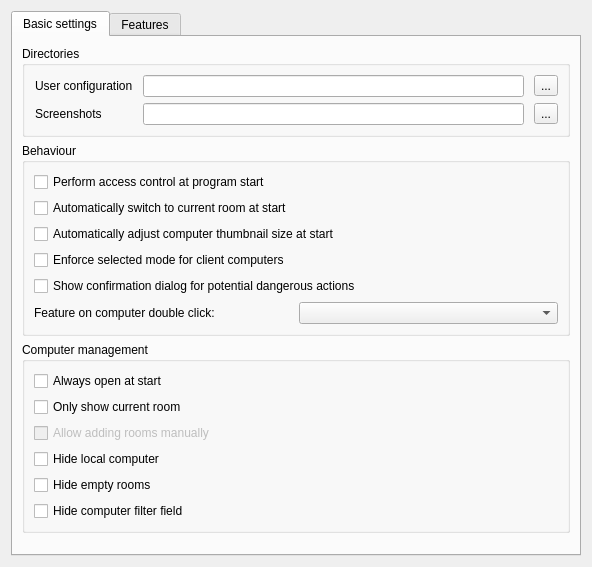
veyon/veyon, file configurator/forms/MasterConfigurationPage.ui: the form before one commit.
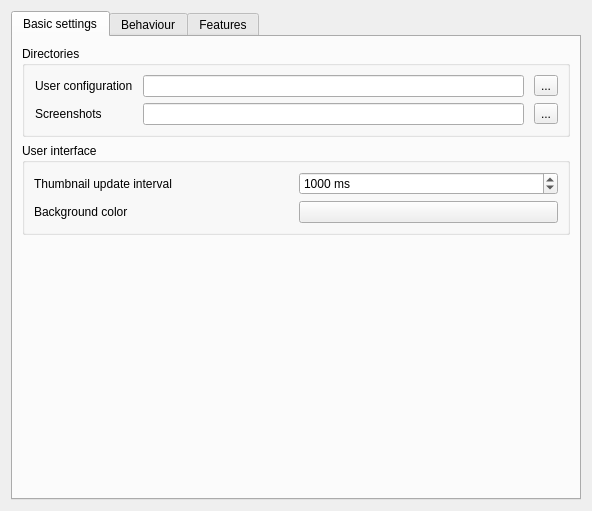
The form after the commit. Icons and pictures are not drawn.

Commit message:
Configurator: Master: add widgets for new properties
The newly introduced computer monitoring background color and update
interval need to have corresponding widgets in the
MasterConfigurationPage.

What changed in the file:
```diff
--- a/configurator/forms/MasterConfigurationPage.ui
+++ b/configurator/forms/MasterConfigurationPage.ui
@@ -74,56 +74,101 @@
         </widget>
        </item>
        <item>
-        <widget class="QGroupBox" name="groupBox_3">
+        <widget class="QGroupBox" name="groupBox_4">
          <property name="title">
-          <string>Behaviour</string>
+          <string>User interface</string>
          </property>
-         <layout class="QGridLayout" name="gridLayout" columnstretch="0,0">
-          <item row="5" column="1">
-           <widget class="QComboBox" name="computerDoubleClickFeature"/>
-          </item>
-          <item row="3" column="0" colspan="2">
-           <widget class="QCheckBox" name="enforceSelectedModeForClients">
+         <layout class="QGridLayout" name="gridLayout_2">
+          <item row="1" column="0">
+           <widget class="QLabel" name="label_6">
             <property name="text">
-             <string>Enforce selected mode for client computers</string>
+             <string>Background color</string>
             </property>
            </widget>
           </item>
-          <item row="5" column="0">
-           <widget class="QLabel" name="label_3">
+          <item row="0" column="0">
+           <widget class="QLabel" name="label_7">
             <property name="text">
-             <string>Feature on computer double click:</string>
+             <string>Thumbnail update interval</string>
             </property>
            </widget>
           </item>
-          <item row="2" column="0" colspan="2">
-           <widget class="QCheckBox" name="autoAdjustGridSize">
-            <property name="text">
-             <string>Automatically adjust computer thumbnail size at start</string>
+          <item row="0" column="1">
+           <widget class="QSpinBox" name="computerMonitoringUpdateInterval">
+            <property name="suffix">
+             <string> ms</string>
             </property>
-           </widget>
-          </item>
-          <item row="1" column="0" colspan="2">
-           <widget class="QCheckBox" name="autoSwitchToCurrentRoom">
-            <property name="text">
-             <string>Automatically switch to current room at start</string>
+            <property name="minimum">
+             <number>500</number>
             </property>
+            <property name="maximum">
+             <number>60000</number>
+            </property>
+            <property name="singleStep">
+             <number>500</number>
+            </property>
+            <property name="value">
+             <number>1000</number>
+            </property>
            </widget>
           </item>
-          <item row="0" column="0" colspan="2">
+          <item row="1" column="1">
+           <widget class="QPushButton" name="computerMonitoringBackgroundColor"/>
+          </item>
+         </layout>
+        </widget>
+       </item>
+       <item>
+        <spacer name="verticalSpacer">
+         <property name="orientation">
+          <enum>Qt::Vertical</enum>
+         </property>
+         <property name="sizeHint" stdset="0">
+          <size>
+           <width>20</width>
+           <height>10</height>
+          </size>
+         </property>
+        </spacer>
+       </item>
+      </layout>
+     </widget>
+     <widget class="QWidget" name="tab_3">
+      <attribute name="title">
+       <string>Behaviour</string>
+      </attribute>
+      <layout class="QVBoxLayout" name="verticalLayout_4">
+       <item>
+        <widget class="QGroupBox" name="groupBox_2">
+         <property name="title">
+          <string>Program start</string>
+         </property>
+         <layout class="QVBoxLayout" name="verticalLayout_3">
+          <item>
            <widget class="QCheckBox" name="accessControlForMasterEnabled">
             <property name="text">
              <string>Perform access control at program start</string>
             </property>
            </widget>
           </item>
-          <item row="4" column="0" colspan="2">
-           <widget class="QCheckBox" name="confirmDangerousActions">
-            <property name="toolTip">
-             <string>Actions such as rebooting or powering down computers</string>
+          <item>
+           <widget class="QCheckBox" name="autoSwitchToCurrentRoom">
+            <property name="text">
+             <string>Automatically switch to current room at start</string>
             </property>
+           </widget>
+          </item>
+          <item>
+           <widget class="QCheckBox" name="autoAdjustGridSize">
             <property name="text">
-             <string>Show confirmation dialog for potential dangerous actions</string>
+             <string>Automatically adjust computer thumbnail size at start</string>
+            </property>
+           </widget>
+          </item>
+          <item>
+           <widget class="QCheckBox" name="openComputerManagementAtStart">
+            <property name="text">
+             <string>Automatically open computer management</string>
             </property>
            </widget>
           </item>
@@ -136,13 +181,6 @@
           <string>Computer management</string>
          </property>
          <layout class="QVBoxLayout" name="verticalLayout_5">
-          <item>
-           <widget class="QCheckBox" name="openComputerManagementAtStart">
-            <property name="text">
-             <string>Always open at start</string>
-            </property>
-           </widget>
-          </item>
           <item>
            <widget class="QCheckBox" name="onlyCurrentRoomVisible">
             <property name="text">
@@ -185,7 +223,43 @@
         </widget>
        </item>
        <item>
-        <spacer name="verticalSpacer">
+        <widget class="QGroupBox" name="groupBox_3">
+         <property name="title">
+          <string>Modes and features</string>
+         </property>
+         <layout class="QGridLayout" name="gridLayout" columnstretch="0,0">
+          <item row="0" column="0" colspan="2">
+           <widget class="QCheckBox" name="enforceSelectedModeForClients">
+            <property name="text">
+             <string>Enforce selected mode for client computers</string>
+            </property>
+           </widget>
+          </item>
+          <item row="1" column="0" colspan="2">
+           <widget class="QCheckBox" name="confirmDangerousActions">
+            <property name="toolTip">
+             <string>Actions such as rebooting or powering down computers</string>
+            </property>
+            <property name="text">
+             <string>Show confirmation dialog for potential dangerous actions</string>
+            </property>
+           </widget>
+          </item>
+          <item row="2" column="1">
+           <widget class="QComboBox" name="computerDoubleClickFeature"/>
+          </item>
+          <item row="2" column="0">
+           <widget class="QLabel" name="label_3">
+            <property name="text">
+             <string>Feature on computer double click:</string>
+            </property>
+           </widget>
+          </item>
+         </layout>
+        </widget>
+       </item>
+       <item>
+        <spacer name="verticalSpacer_2">
          <property name="orientation">
           <enum>Qt::Vertical</enum>
          </property>
```
Left out of the diff: 13 changed lines with no effect on the pictures.
